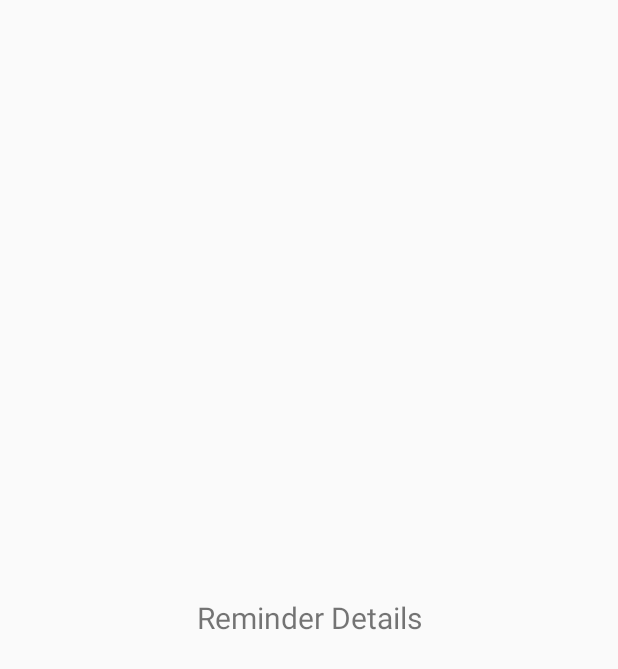
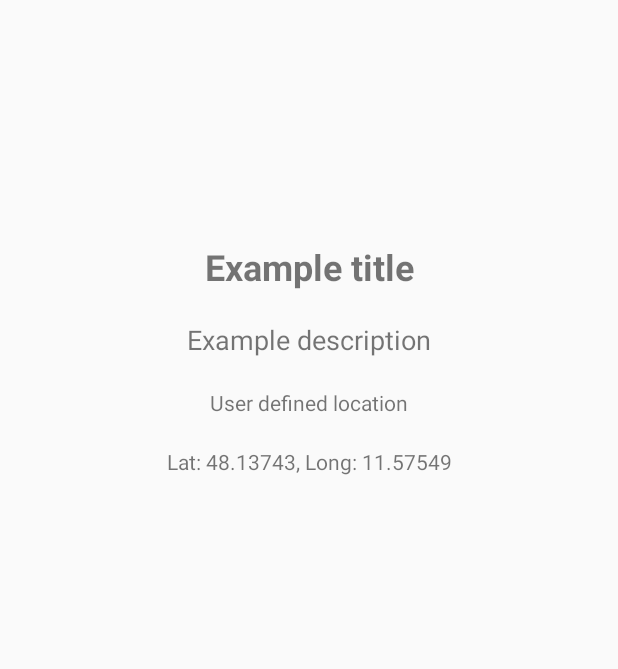
Before and after one commit to jploz/android-nd-location-reminder, an Android app: the layout activity_reminder_description.xml on its own in the app's theme, with its tools: preview values and no code run, on a phone screen of 412 x 824 dp. Shown: the top 669 px of the screen. Run offline under Robolectric (Android 15) with nearby library versions, the phone set to English and light mode, and no system bars.

Commit message:
Implement ReminderDescriptionActivity and its layout

```diff
--- a/app/src/main/java/com/udacity/locationreminder/locationreminders/ReminderDescriptionActivity.kt
+++ b/app/src/main/java/com/udacity/locationreminder/locationreminders/ReminderDescriptionActivity.kt
@@ -32,6 +32,7 @@ class ReminderDescriptionActivity : AppCompatActivity() {
             this,
             R.layout.activity_reminder_description
         )
-//        TODO: Add the implementation of the reminder details
+        binding.reminderDataItem =
+            intent.getSerializableExtra(EXTRA_ReminderDataItem) as ReminderDataItem
     }
 }
--- a/app/src/main/res/layout/activity_reminder_description.xml
+++ b/app/src/main/res/layout/activity_reminder_description.xml
@@ -1,33 +1,78 @@
 <?xml version="1.0" encoding="utf-8"?>
-<layout xmlns:android="http://schemas.android.com/apk/res/android"
-    xmlns:app="http://schemas.android.com/apk/res-auto"
-    xmlns:tools="http://schemas.android.com/tools">
+<layout>
 
     <data>
-        <!--Data item that holds the reminder details-->
+
         <variable
             name="reminderDataItem"
             type="com.udacity.locationreminder.locationreminders.reminderslist.ReminderDataItem" />
     </data>
 
-    <LinearLayout
+    <androidx.constraintlayout.widget.ConstraintLayout xmlns:android="http://schemas.android.com/apk/res/android"
+        xmlns:app="http://schemas.android.com/apk/res-auto"
+        xmlns:tools="http://schemas.android.com/tools"
+        android:id="@+id/reminderDescriptionLayout"
         android:layout_width="match_parent"
         android:layout_height="match_parent"
-        android:gravity="center"
-        android:orientation="vertical"
+        android:padding="@dimen/padding_large"
         tools:context=".locationreminders.ReminderDescriptionActivity">
-        <!--TODO: add the design of the reminder details-->
 
         <TextView
-            android:layout_width="match_parent"
+            android:id="@+id/reminderTitle"
+            android:layout_width="wrap_content"
             android:layout_height="wrap_content"
-            android:gravity="center"
-            android:text="Reminder Details"
-            android:textSize="@dimen/text_size_large"
+            android:paddingTop="@dimen/padding_large"
+            android:paddingBottom="@dimen/padding_large"
+            android:text="@={reminderDataItem.title}"
+            android:textSize="24sp"
+            android:textStyle="bold"
+            app:layout_constraintBottom_toTopOf="@+id/reminderDescription"
+            app:layout_constraintEnd_toEndOf="parent"
+            app:layout_constraintHorizontal_bias="0.5"
+            app:layout_constraintStart_toStartOf="parent"
+            app:layout_constraintTop_toTopOf="parent"
+            app:layout_constraintVertical_bias="0.2"
+            app:layout_constraintVertical_chainStyle="packed"
+            tools:text="Example title" />
+
+        <TextView
+            android:id="@+id/reminderDescription"
+            android:layout_width="wrap_content"
+            android:layout_height="wrap_content"
+            android:paddingBottom="@dimen/padding_large"
+            android:text="@{reminderDataItem.description}"
+            android:textSize="18sp"
+            app:layout_constraintBottom_toTopOf="@+id/reminderLocation"
+            app:layout_constraintEnd_toEndOf="parent"
+            app:layout_constraintHorizontal_bias="0.5"
+            app:layout_constraintStart_toStartOf="parent"
+            app:layout_constraintTop_toBottomOf="@+id/reminderTitle"
+            tools:text="Example description" />
+
+        <TextView
+            android:id="@+id/reminderLocation"
+            android:layout_width="wrap_content"
+            android:layout_height="wrap_content"
+            android:paddingBottom="@dimen/padding_large"
+            android:text="@{reminderDataItem.location}"
+            app:layout_constraintBottom_toTopOf="@+id/reminderLatLng"
+            app:layout_constraintEnd_toEndOf="parent"
+            app:layout_constraintHorizontal_bias="0.5"
+            app:layout_constraintStart_toStartOf="parent"
+            app:layout_constraintTop_toBottomOf="@+id/reminderDescription"
+            tools:text="User defined location" />
+
+        <TextView
+            android:id="@+id/reminderLatLng"
+            android:layout_width="wrap_content"
+            android:layout_height="wrap_content"
+            app:latLng="@{reminderDataItem}"
             app:layout_constraintBottom_toBottomOf="parent"
             app:layout_constraintEnd_toEndOf="parent"
+            app:layout_constraintHorizontal_bias="0.5"
             app:layout_constraintStart_toStartOf="parent"
-            app:layout_constraintTop_toTopOf="parent" />
+            app:layout_constraintTop_toBottomOf="@+id/reminderLocation"
+            tools:text="Lat: 48.13743, Long: 11.57549" />
 
-    </LinearLayout>
+    </androidx.constraintlayout.widget.ConstraintLayout>
 </layout>
```
